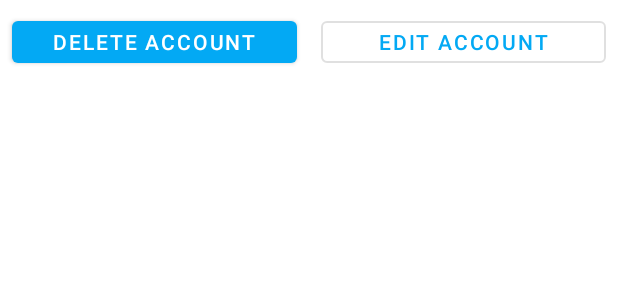
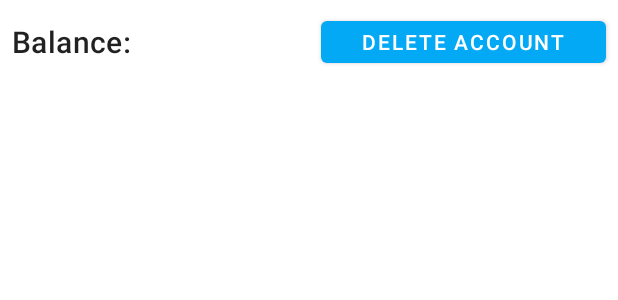
Before and after one commit to AKshattrived/Android-Study-Jams, an Android app: the layout fragment_account_details.xml on its own in the app's theme, with its tools: preview values and no code run, on a phone screen of 412 x 824 dp. Shown: the top 300 px of the screen. Run offline under Robolectric (Android 15) with nearby library versions, the phone set to English and light mode, and no system bars.

Commit message:
account details updated

```diff
--- a/app/src/main/res/layout/fragment_account_details.xml
+++ b/app/src/main/res/layout/fragment_account_details.xml
@@ -12,6 +12,16 @@
         android:layout_width="match_parent"
         android:layout_height="?attr/actionBarSize">
 
+        <TextView
+            android:id="@+id/balance_text"
+            android:layout_margin="8dp"
+            android:layout_weight="1"
+            android:layout_width="0dp"
+            android:gravity="center_vertical"
+            android:textAppearance="@style/TextAppearance.MaterialComponents.Headline6"
+            android:layout_height="match_parent"
+            tools:text="Balance: "/>
+
         <Button
             android:id="@+id/delete_button"
             android:layout_width="0dp"
@@ -19,15 +29,6 @@
             android:layout_margin="8dp"
             android:layout_weight="1"
             android:text="@string/delete_account"/>
-
-        <Button
-            android:id="@+id/edit_button"
-            style="@style/Widget.MaterialComponents.Button.OutlinedButton"
-            android:layout_width="0dp"
-            android:layout_height="match_parent"
-            android:layout_margin="8dp"
-            android:layout_weight="1"
-            android:text="@string/edit_account"/>
 
     </LinearLayout>
 
--- a/app/src/main/res/values/strings.xml
+++ b/app/src/main/res/values/strings.xml
@@ -14,6 +14,5 @@
     <string name="transaction_note">Add Note</string>
     <string name="real_account">Real [<font color='#00FF00'>DEBIT(+) </font><font color='#FF0000'>CREDIT(-)</font>]</string>
     <string name="personal_account">Personal [<font color='#FF0000'>DEBIT(-) </font><font color='#00FF00'>CREDIT(+)</font>]</string>
-    <string name="edit_account">Edit Account</string>
     <string name="delete_account">Delete Account</string>
 </resources>
```
